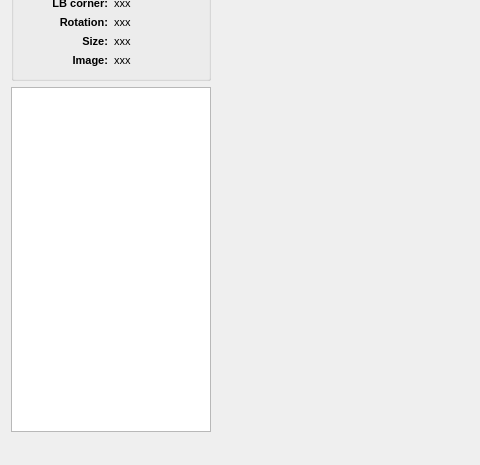
Before: the Qt Designer form Image-Dispozer/mainwindow.ui in Gresthorn/Image-Dispozer, drawn with Qt 5; both pictures show x 0 to 480 and y 155 to 620 of the 842 by 620 pixel window.
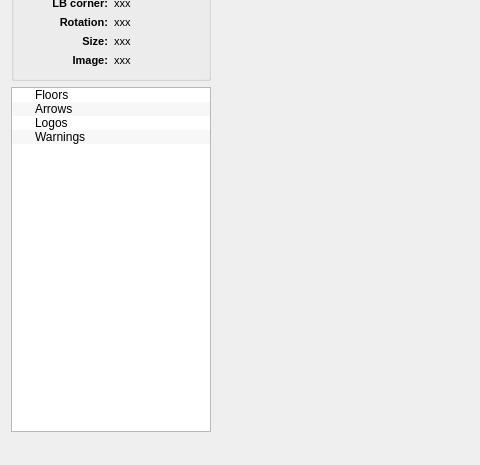
After: the same form once the commit is applied. Icons and pictures are not drawn. Custom widgets are drawn as their Qt base class.

Commit message: Changes in positioning, rotating and updating items. Added wrapper calculations to the program. Items now cannot leave the working area. All roles are divided into groups. Changes in one item will affect the all group, however item can be undocked and modified on its own.

What changed in the file:
```diff
--- a/Image-Dispozer/mainwindow.ui
+++ b/Image-Dispozer/mainwindow.ui
@@ -15,25 +15,6 @@
   </property>
   <widget class="QWidget" name="centralWidget">
    <layout class="QGridLayout" name="gridLayout">
-    <item row="4" column="0">
-     <widget class="QListWidget" name="rolesListWidget">
-      <property name="maximumSize">
-       <size>
-        <width>200</width>
-        <height>16777215</height>
-       </size>
-      </property>
-      <property name="statusTip">
-       <string>List of all elements that need to be linked with image</string>
-      </property>
-      <property name="whatsThis">
-       <string>This list contains all elements/roles that are needed to be linked with desired image and placed in main scene at appropriate coordinates</string>
-      </property>
-      <property name="selectionMode">
-       <enum>QAbstractItemView::ExtendedSelection</enum>
-      </property>
-     </widget>
-    </item>
     <item row="1" column="0">
      <widget class="QWidget" name="quickButtonsWrapperWidget" native="true">
       <property name="minimumSize">
@@ -490,6 +471,68 @@
       </layout>
      </widget>
     </item>
+    <item row="4" column="0">
+     <widget class="QTreeWidget" name="rolesListWidget">
+      <property name="minimumSize">
+       <size>
+        <width>0</width>
+        <height>0</height>
+       </size>
+      </property>
+      <property name="maximumSize">
+       <size>
+        <width>200</width>
+        <height>16777215</height>
+       </size>
+      </property>
+      <property name="alternatingRowColors">
+       <bool>true</bool>
+      </property>
+      <property name="selectionMode">
+       <enum>QAbstractItemView::ExtendedSelection</enum>
+      </property>
+      <attribute name="headerVisible">
+       <bool>false</bool>
+      </attribute>
+      <column>
+       <property name="text">
+        <string>1</string>
+       </property>
+      </column>
+      <item>
+       <property name="text">
+        <string>Floors</string>
+       </property>
+       <property name="flags">
+        <set>ItemIsEnabled</set>
+       </property>
+      </item>
+      <item>
+       <property name="text">
+        <string>Arrows</string>
+       </property>
+       <property name="flags">
+        <set>ItemIsEnabled</set>
+       </property>
+      </item>
+      <item>
+       <property name="text">
+        <string>Logos</string>
+       </property>
+       <property name="flags">
+        <set>ItemIsEnabled</set>
+       </property>
+      </item>
+      <item>
+       <property name="text">
+        <string>Warnings</string>
+       </property>
+       <property name="flags">
+        <set>ItemIsEnabled</set>
+       </property>
+      </item>
+     </widget>
+    </item>
    </layout>
   </widget>
   <widget class="QMenuBar" name="menuBar">
```
The commit also changes 11 other files.
